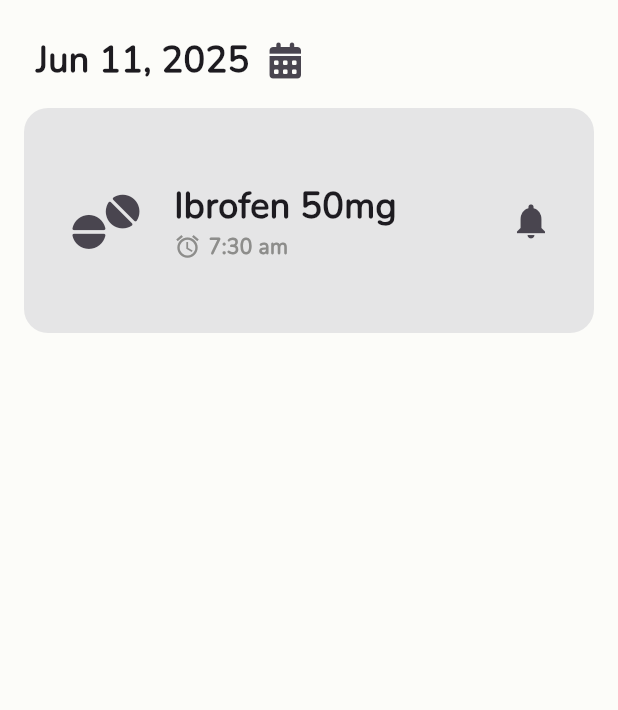
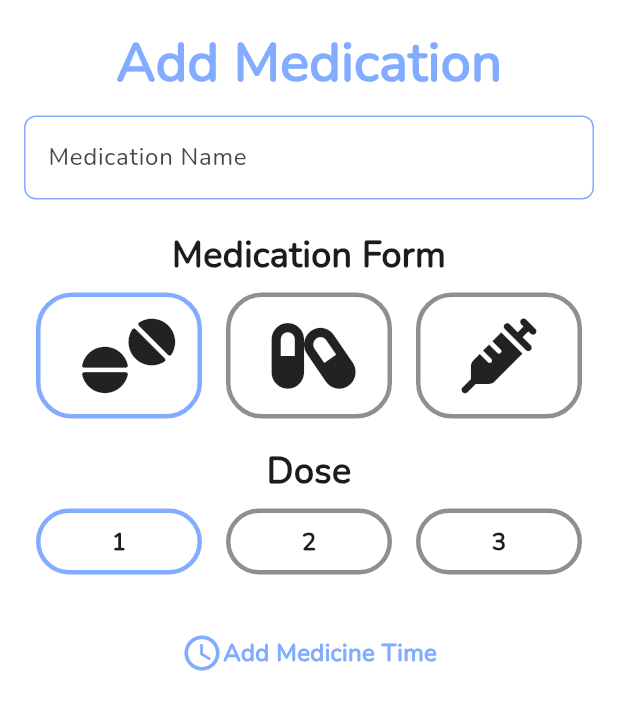
Before and after one commit to Mina176/Pill-Reminder, a Flutter app: the screen it shows after launch, on a phone screen of 412 x 824 dp. Shown: the top 710 px of the screen. Run offline on Flutter 3.47's test engine with Material 3 defaults, Android fonts, the phone set to English and light mode, and no system bars; our stand-ins replace font_awesome_flutter; statements that could not run were skipped.

Commit message:
add dose count row & refactor

```diff
--- a/lib/constants.dart
+++ b/lib/constants.dart
@@ -0,0 +1,5 @@
+import 'package:flutter/material.dart';
+
+const kDisabledColor = Color.fromARGB(255, 143, 143, 143);
+
+const kPrimaryColor = Color(0xFF81ACFF);
--- a/lib/main.dart
+++ b/lib/main.dart
@@ -1,5 +1,5 @@
 import 'package:flutter/material.dart';
-import 'views/home_view.dart';
+import 'views/addDoseVew/add_dose_view.dart';
 
 void main() {
   runApp(const PillReminder());
@@ -11,9 +11,8 @@ class PillReminder extends StatelessWidget {
   @override
   Widget build(BuildContext context) {
     return MaterialApp(
-      debugShowCheckedModeBanner: false,
-      theme: ThemeData(fontFamily: 'Nunito'),
-      home:  HomeView()
-    );
+        debugShowCheckedModeBanner: false,
+        theme: ThemeData(fontFamily: 'Nunito'),
+        home: AddDoseView());
   }
 }
--- /dev/null
+++ b/lib/views/addDoseVew/add_dose_view.dart
@@ -0,0 +1,17 @@
+import 'package:flutter/material.dart';
+
+import 'widgets/add_dose_body.dart';
+
+class AddDoseView extends StatelessWidget {
+  const AddDoseView({super.key});
+
+  @override
+  Widget build(BuildContext context) {
+    return Scaffold(
+      backgroundColor: Colors.white,
+      body: SafeArea(
+        child: AddDoseBody(),
+      ),
+    );
+  }
+}
--- /dev/null
+++ b/lib/views/addDoseVew/widgets/add_dose_body.dart
@@ -0,0 +1,96 @@
+import 'package:flutter/cupertino.dart';
+import 'package:flutter/material.dart';
+import 'package:font_awesome_flutter/font_awesome_flutter.dart';
+import 'package:pill_reminder/constants.dart';
+import 'package:pill_reminder/views/addDoseVew/widgets/med_dose_select_section.dart';
+import 'add_med_name_section.dart';
+import 'med_type_select_section.dart';
+
+class AddDoseBody extends StatefulWidget {
+  const AddDoseBody({super.key});
+
+  @override
+  State<AddDoseBody> createState() => _AddDoseBodyState();
+}
+
+class _AddDoseBodyState extends State<AddDoseBody> {
+  int selectedDose = 0;
+  int selectedType = 0;
+
+  final List<Icon> typeIcons = const [
+    Icon(FontAwesomeIcons.tablets, size: 50),
+    Icon(FontAwesomeIcons.capsules, size: 50),
+    Icon(FontAwesomeIcons.syringe, size: 50),
+  ];
+  @override
+  Widget build(BuildContext context) {
+    return Padding(
+      padding: const EdgeInsets.all(16.0),
+      child: Column(
+        children: [
+          AddMedNameSection(),
+          SizedBox(
+            height: 20,
+          ),
+          MedTypeSelectSection(
+            typeIcons: typeIcons,
+            selectedindex: selectedType,
+            onChanged: (value) {
+              setState(() {
+                selectedType = value;
+              });
+            },
+          ),
+          SizedBox(
+            height: 10,
+          ),
+          MedDoseSelectSection(
+            selectedindex: selectedDose,
+            onChanged: (value) {
+              setState(() {
+                selectedDose = value;
+              });
+            },
+          ),
+          SizedBox(
+            height: 30,
+          ),
+          AddPillTime(
+            onTap: () {
+              CupertinoTimerPicker(onTimerDurationChanged: onTimerDurationChanged)
+            },
+          ),
+        ],
+      ),
+    );
+  }
+}
+
+class AddPillTime extends StatelessWidget {
+  const AddPillTime({super.key, required this.onTap});
+  final VoidCallback onTap;
+  @override
+  Widget build(BuildContext context) {
+    return GestureDetector(
+      onTap: onTap,
+      child: Row(
+        mainAxisAlignment: MainAxisAlignment.center,
+        children: [
+          Icon(
+            Icons.access_time_outlined,
+            color: kPrimaryColor,
+            size: 28,
+          ),
+          Text(
+            'Add Medicine Time',
+            style: TextStyle(
+              fontSize: 16,
+              color: kPrimaryColor,
+              fontWeight: FontWeight.w900,
+            ),
+          ),
+        ],
+      ),
+    );
+  }
+}
--- /dev/null
+++ b/lib/views/addDoseVew/widgets/add_med_name_section.dart
@@ -0,0 +1,26 @@
+
+import 'package:flutter/material.dart';
+
+import '../../../constants.dart';
+import 'med_name_text_field.dart';
+
+class AddMedNameSection extends StatelessWidget {
+  const AddMedNameSection({super.key});
+
+  @override
+  Widget build(BuildContext context) {
+    return Column(
+      children: [
+        Text(
+          'Add Medication',
+          style: TextStyle(
+              color: kPrimaryColor, fontSize: 36, fontWeight: FontWeight.w900),
+        ),
+        SizedBox(
+          height: 10,
+        ),
+        MedNameTextField(),
+      ],
+    );
+  }
+}
--- /dev/null
+++ b/lib/views/addDoseVew/widgets/dose_count_item.dart
@@ -0,0 +1,38 @@
+import 'package:flutter/material.dart';
+import '../../../constants.dart';
+
+class DoseCountItem extends StatelessWidget {
+  const DoseCountItem(
+      {super.key,
+      required this.count,
+      required this.onPressed,
+      required this.isSelected});
+  final int count;
+  final bool isSelected;
+  final VoidCallback onPressed;
+  @override
+  Widget build(BuildContext context) {
+    return Padding(
+      padding: const EdgeInsets.all(8.0),
+      child: GestureDetector(
+        onTap: onPressed,
+        child: Container(
+          width: 120,
+          decoration: BoxDecoration(
+            border: Border.all(
+              color: isSelected ? kPrimaryColor : kDisabledColor,
+              width: 3,
+            ),
+            borderRadius: BorderRadius.circular(24),
+          ),
+          child: Center(
+            child: Text(
+              '${count + 1}',
+              style: TextStyle(fontSize: 16, fontWeight: FontWeight.w900),
+            ),
+          ),
+        ),
+      ),
+    );
+  }
+}
--- /dev/null
+++ b/lib/views/addDoseVew/widgets/med_dose_select_section.dart
@@ -0,0 +1,56 @@
+import 'package:flutter/material.dart';
+import 'package:pill_reminder/views/addDoseVew/widgets/dose_count_item.dart';
+
+class MedDoseSelectSection extends StatelessWidget {
+  const MedDoseSelectSection({
+    super.key,
+    required this.selectedindex,
+    required this.onChanged,
+  });
+
+  final int selectedindex;
+  final ValueChanged<int> onChanged;
+
+  @override
+  Widget build(BuildContext context) {
+    return Column(
+      children: [
+        Text(
+          'Dose',
+          style: TextStyle(fontSize: 24, fontWeight: FontWeight.w900),
+        ),
+        SizedBox(
+          height: 60,
+          child: Row(
+            children: List.generate(3, (index) {
+              return Expanded(
+                child: DoseCountItem(
+                  count: index,
+                  onPressed: () {
+                    onChanged(index);
+                  },
+                  isSelected: selectedindex == index,
+                ),
+              );
+            }),
+          ),
+        ),
+      ],
+    );
+  }
+}
+
+
+// ListView.builder(
+//             scrollDirection: Axis.horizontal,
+//             itemCount: 3,
+//             itemBuilder: (context, index) {
+//               return DoseCountItem(
+//                 count: index,
+//                 onPressed: () {
+//                   onChanged(index);
+//                 },
+//                 isSelected: selectedindex == index,
+//               );
+//             },
+//           ),
--- /dev/null
+++ b/lib/views/addDoseVew/widgets/med_name_text_field.dart
@@ -0,0 +1,27 @@
+import 'package:flutter/material.dart';
+
+import '../../../constants.dart';
+
+class MedNameTextField extends StatelessWidget {
+  const MedNameTextField({super.key});
+
+  @override
+  Widget build(BuildContext context) {
+    return TextFormField(
+      cursorColor: kPrimaryColor,
+      decoration: InputDecoration(
+        hintText: 'Medication Name',
+        border: buildBorder(color: kPrimaryColor),
+        enabledBorder: buildBorder(color: kPrimaryColor),
+        focusedBorder: buildBorder(color: kPrimaryColor),
+      ),
+    );
+  }
+
+  OutlineInputBorder buildBorder({Color color = kDisabledColor}) {
+    return OutlineInputBorder(
+      borderRadius: BorderRadius.circular(8),
+      borderSide: BorderSide(color: color),
+    );
+  }
+}
--- /dev/null
+++ b/lib/views/addDoseVew/widgets/med_type_card.dart
@@ -0,0 +1,34 @@
+import 'package:flutter/material.dart';
+import '../../../constants.dart';
+
+class MedTypeCard extends StatelessWidget {
+  const MedTypeCard(
+      {super.key,
+      required this.type,
+      required this.onPressed,
+      required this.isSelected});
+  final Icon type;
+  final bool isSelected;
+  final VoidCallback onPressed;
+
+  @override
+  Widget build(BuildContext context) {
+    return Padding(
+      padding: const EdgeInsets.all(8.0),
+      child: GestureDetector(
+        onTap: onPressed,
+        child: Container(
+          width: 120,
+          decoration: BoxDecoration(
+            border: Border.all(
+              color: isSelected == true ? kPrimaryColor : kDisabledColor,
+              width: 3,
+            ),
+            borderRadius: BorderRadius.circular(24),
+          ),
+          child: Center(child: type),
+        ),
+      ),
+    );
+  }
+}
--- /dev/null
+++ b/lib/views/addDoseVew/widgets/med_type_select_section.dart
@@ -0,0 +1,40 @@
+import 'package:flutter/material.dart';
+import 'package:pill_reminder/views/addDoseVew/widgets/med_type_card.dart';
+
+class MedTypeSelectSection extends StatelessWidget {
+  const MedTypeSelectSection(
+      {super.key,
+      required this.typeIcons,
+      required this.selectedindex,
+      required this.onChanged});
+
+  final List<Icon> typeIcons;
+  final int selectedindex;
+  final ValueChanged<int> onChanged;
+
+  @override
+  Widget build(BuildContext context) {
+    return Column(
+      children: [
+        Text(
+          'Medication Form',
+          style: TextStyle(fontSize: 24, fontWeight: FontWeight.w900),
+        ),
+        SizedBox(
+            height: 100,
+            child: Row(
+              children: List.generate(3, (index) {
+                return Expanded(
+                    child: MedTypeCard(
+                  type: typeIcons[index],
+                  onPressed: () {
+                    onChanged(index);
+                  },
+                  isSelected: selectedindex == index,
+                ));
+              }),
+            )),
+      ],
+    );
+  }
+}
--- a/lib/views/home_view.dart
+++ b/lib/views/homeView/home_view.dart
@@ -1,5 +1,5 @@
 import 'package:flutter/material.dart';
-import 'package:pill_reminder/widgets/home_view_body.dart';
+import 'package:pill_reminder/views/homeView/widgets/home_view_body.dart';
 
 class HomeView extends StatelessWidget {
   const HomeView({super.key});
--- a/lib/widgets/dose_card.dart
+++ b/lib/views/homeView/widgets/dose_card.dart
@@ -1,6 +1,6 @@
 import 'package:flutter/material.dart';
 import 'package:font_awesome_flutter/font_awesome_flutter.dart';
-import 'package:pill_reminder/widgets/alert_toggle.dart';
+import 'package:pill_reminder/views/homeView/widgets/alert_toggle.dart';
 
 class DoseCard extends StatefulWidget {
   const DoseCard({super.key});
--- a/lib/widgets/home_view_body.dart
+++ b/lib/views/homeView/widgets/home_view_body.dart
@@ -1,6 +1,6 @@
 import 'package:flutter/material.dart';
-import 'package:pill_reminder/widgets/custom_date_picker.dart';
-import 'Dose_cards_list_view.dart';
+import 'package:pill_reminder/views/homeView/widgets/custom_date_picker.dart';
+import 'dose_cards_list_view.dart';
 
 class HomeViewBody extends StatelessWidget {
   const HomeViewBody({super.key});
```
Also changed, not shown: lib/views/homeView/widgets/alert_toggle.dart (renamed from lib/widgets/alert_toggle.dart), lib/views/homeView/widgets/custom_date_picker.dart (renamed from lib/widgets/custom_date_picker.dart), lib/views/homeView/widgets/custom_navigation_bar.dart (renamed from lib/widgets/custom_navigation_bar.dart), lib/views/homeView/widgets/dose_cards_list_view.dart (renamed from lib/widgets/Dose_cards_list_view.dart), lib/views/homeView/widgets/time.dart (renamed from lib/widgets/time.dart), 1 other file.
